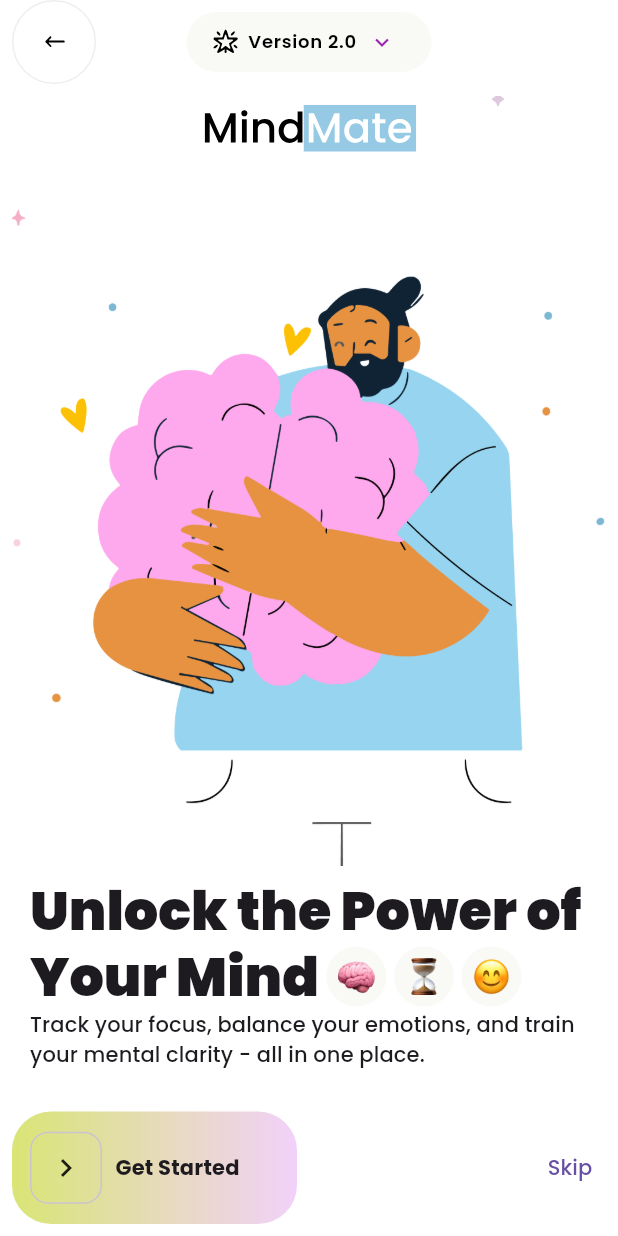
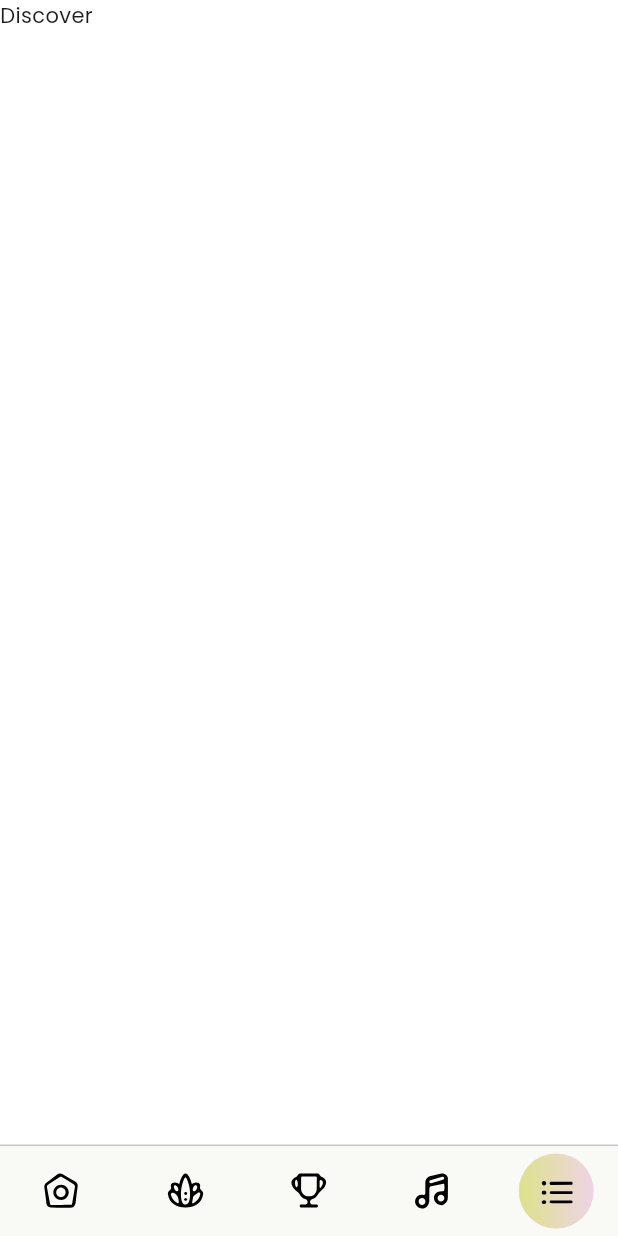
Before and after one commit to MuktharAmiyan/mind_mate, a Flutter app: the LandingScreen screen opened by its route, after a tap on "Get Started", on a phone screen of 412 x 824 dp. Run offline on Flutter 3.47's test engine with Material 3 defaults, Android fonts, the phone set to English and light mode, and no system bars; our stand-ins replace flutter_svg, go_router, google_fonts.

Commit message:
Added Navigation bar

```diff
--- a/lib/routing/router.dart
+++ b/lib/routing/router.dart
@@ -1,10 +1,55 @@
+import 'package:flutter/material.dart';
 import 'package:go_router/go_router.dart';
 import 'package:mind_mate/routing/routes.dart';
+import 'package:mind_mate/ui/core/ui/scaffold_with_navbar.dart';
+import 'package:mind_mate/ui/discover/screen/discover_screen.dart';
 import 'package:mind_mate/ui/landing/screen/landing_screen.dart';
 
 GoRouter router() => GoRouter(
-  initialLocation: Routes.landing,
+  initialLocation: Routes.discover,
+  debugLogDiagnostics: true,
   routes: [
     GoRoute(path: Routes.landing, builder: (context, state) => LandingScreen()),
+    ShellRoute(
+      builder: (BuildContext context, GoRouterState state, Widget child) {
+        return ScaffoldWithNavBar(child: child);
+      },
+      routes: <RouteBase>[
+        //TODO Add Home Screen
+        GoRoute(
+          path: Routes.home,
+          builder: (BuildContext context, GoRouterState state) {
+            return const Scaffold(body: Center(child: Text(Routes.home)));
+          },
+        ),
+        //TODO Add Today Screen
+        GoRoute(
+          path: Routes.today,
+          builder: (BuildContext context, GoRouterState state) {
+            return const Scaffold(body: Center(child: Text(Routes.today)));
+          },
+        ),
+        //TODO Add Award Screen
+        GoRoute(
+          path: Routes.award,
+          builder: (BuildContext context, GoRouterState state) {
+            return const Scaffold(body: Center(child: Text(Routes.award)));
+          },
+        ),
+        //TODO Add Music Screen
+        GoRoute(
+          path: Routes.music,
+          builder: (BuildContext context, GoRouterState state) {
+            return const Scaffold(body: Center(child: Text(Routes.music)));
+          },
+        ),
+        GoRoute(
+          path: Routes.discover,
+          builder: (BuildContext context, GoRouterState state) {
+            return const DiscoverScreen();
+          },
+        ),
+      ],
+    ),
   ],
 );
--- a/lib/routing/routes.dart
+++ b/lib/routing/routes.dart
@@ -1,4 +1,10 @@
 abstract final class Routes {
-  static const home = '/';
+  static const home = '/home';
+  static const today = '/today';
+  static const award = '/award';
+  static const music = '/music';
+  static const discover = '/discover';
   static const landing = '/landing';
+
+  static const navigationbarItems = [home, today, award, music, discover];
 }
--- /dev/null
+++ b/lib/ui/core/ui/scaffold_with_navbar.dart
@@ -0,0 +1,83 @@
+import 'package:flutter/material.dart';
+import 'package:flutter_svg/svg.dart';
+import 'package:go_router/go_router.dart';
+import 'package:mind_mate/routing/routes.dart';
+import 'package:mind_mate/ui/core/themes/colors.dart';
+import 'package:mind_mate/utils/assets.dart';
+
+/// Builds the "shell" for the app by building a Scaffold with a
+/// BottomNavigationBar, where [child] is placed in the body of the Scaffold.
+class ScaffoldWithNavBar extends StatelessWidget {
+  /// Constructs an [ScaffoldWithNavBar].
+  const ScaffoldWithNavBar({required this.child, super.key});
+
+  /// The widget to display in the body of the Scaffold.
+  /// In this sample, it is a Navigator.
+  final Widget child;
+
+  @override
+  Widget build(BuildContext context) {
+    final selectedIndex = _calculateSelectedIndex(context);
+    return Scaffold(
+      body: child,
+      bottomNavigationBar: Column(
+        mainAxisSize: MainAxisSize.min,
+        children: [
+          Divider(height: 0),
+          NavigationBar(
+            backgroundColor: AppColors.surfaceContainerColor,
+            indicatorColor: Colors.transparent,
+            height: 60,
+            labelBehavior: NavigationDestinationLabelBehavior.alwaysHide,
+            indicatorShape: CircleBorder(),
+            destinations: [
+              for (
+                int index = 0;
+                index < Routes.navigationbarItems.length;
+                index++
+              )
+                Container(
+                  margin: EdgeInsets.all(5),
+                  decoration: BoxDecoration(
+                    shape: BoxShape.circle,
+                    gradient: selectedIndex == index
+                        ? LinearGradient(
+                            colors: AppColors.containerGradientColors,
+                          )
+                        : null,
+                  ),
+                  child: NavigationDestination(
+                    label: Routes.navigationbarItems[index]
+                        .replaceAll('/', '')
+                        .toUpperCase(),
+                    icon: SvgPicture.asset(
+                      switch (Routes.navigationbarItems[index]) {
+                        Routes.home => Assets.home,
+                        Routes.today => Assets.flower,
+                        Routes.award => Assets.trophy,
+                        Routes.music => Assets.music,
+                        _ => Assets.elipsList,
+                      },
+                      width: 35,
+                    ),
+                  ),
+                ),
+            ],
+
+            selectedIndex: selectedIndex,
+            onDestinationSelected: (int idx) => _onItemTapped(idx, context),
+          ),
+        ],
+      ),
+    );
+  }
+
+  static int _calculateSelectedIndex(BuildContext context) {
+    final String location = GoRouterState.of(context).uri.path;
+    return Routes.navigationbarItems.indexWhere((e) => location.startsWith(e));
+  }
+
+  void _onItemTapped(int index, BuildContext context) {
+    GoRouter.of(context).go(Routes.navigationbarItems[index]);
+  }
+}
--- /dev/null
+++ b/lib/ui/discover/screen/discover_screen.dart
@@ -0,0 +1,10 @@
+import 'package:flutter/material.dart';
+
+class DiscoverScreen extends StatelessWidget {
+  const DiscoverScreen({super.key});
+
+  @override
+  Widget build(BuildContext context) {
+    return Scaffold(body: Text('Discover'));
+  }
+}
--- a/lib/ui/landing/screen/landing_screen.dart
+++ b/lib/ui/landing/screen/landing_screen.dart
@@ -1,4 +1,6 @@
 import 'package:flutter/material.dart';
+import 'package:go_router/go_router.dart';
+import 'package:mind_mate/routing/routes.dart';
 import 'package:mind_mate/ui/core/themes/colors.dart';
 import 'package:mind_mate/ui/core/themes/dimens.dart';
 import 'package:mind_mate/ui/core/ui/app_bar.dart';
@@ -14,30 +16,17 @@ class LandingScreen extends StatelessWidget {
 
   @override
   Widget build(BuildContext context) {
+    void goToHomeScreen() => context.go(Routes.discover);
     return Scaffold(
       appBar: _buildAppBar(),
       body: SafeArea(
         child: Column(
           children: [
-            Expanded(
-              child: Padding(
-                padding: const EdgeInsets.all(8.0),
-                child: Stack(
-                  children: [
-                    Positioned.fill(
-                      child: Image.asset(
-                        Assets.landingVector,
-                        fit: BoxFit.cover,
-                      ),
-                    ),
-                    Align(alignment: Alignment.topCenter, child: AppLogo()),
-                  ],
-                ),
-              ),
-            ),
+            _buildVector(),
             Padding(
               padding: Dimens.of(context).edgeInsetsScreenHorizontal,
               child: Column(
+                spacing: Dimens.smallGap,
                 crossAxisAlignment: CrossAxisAlignment.start,
                 children: [
                   Column(
@@ -75,7 +64,7 @@ class LandingScreen extends StatelessWidget {
               children: [
                 Expanded(
                   child: AppGradientButton(
-                    onTap: () {},
+                    onTap: goToHomeScreen,
                     child: Row(
                       spacing: Dimens.smallGap,
                       children: [
@@ -107,6 +96,20 @@ class LandingScreen extends StatelessWidget {
     );
   }
 
+  Widget _buildVector() => Expanded(
+    child: Padding(
+      padding: const EdgeInsets.all(8.0),
+      child: Stack(
+        children: [
+          Positioned.fill(
+            child: Image.asset(Assets.landingVector, fit: BoxFit.cover),
+          ),
+          Align(alignment: Alignment.topCenter, child: AppLogo()),
+        ],
+      ),
+    ),
+  );
+
   Widget _buildTitle(String text, BuildContext context) => Text(
     text,
     style: Theme.of(
```
